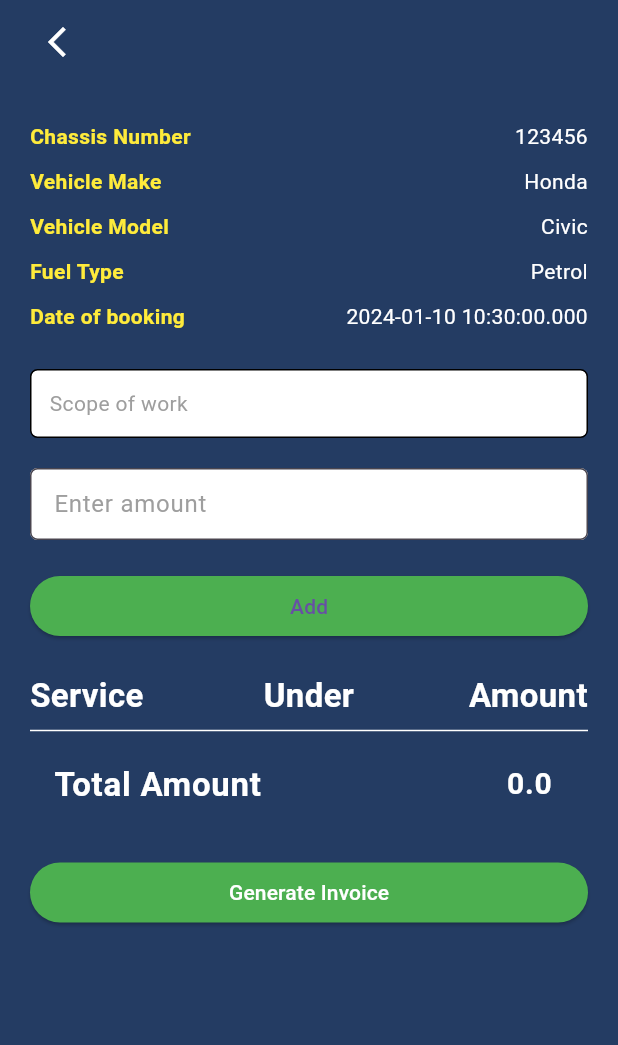
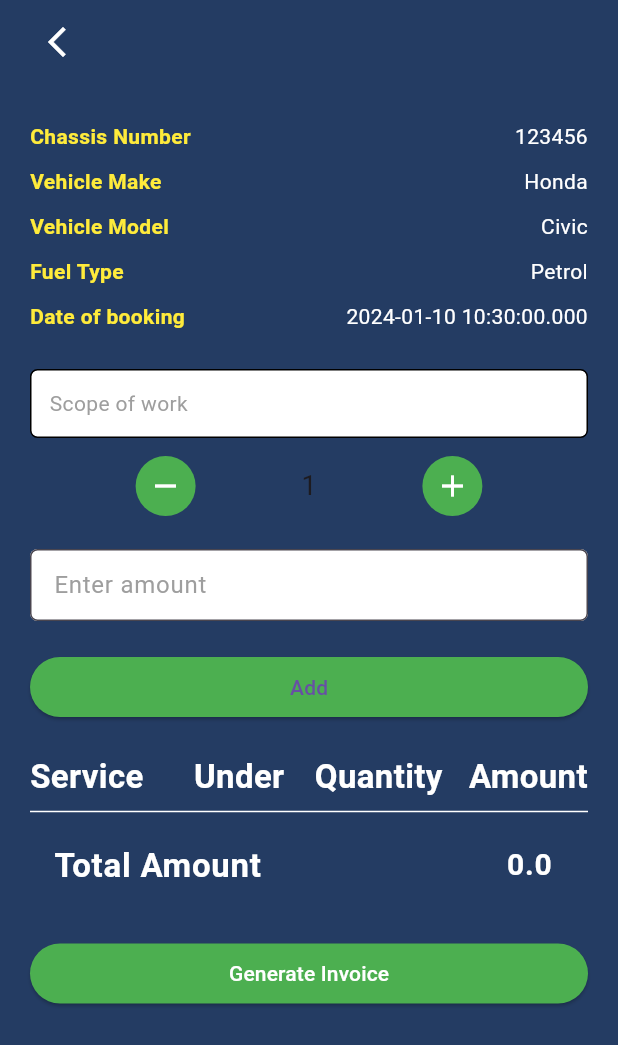
Before and after one commit to SwagatGogoi110/amc-clone, a Flutter app: the BookingPage screen opened directly, on a phone screen of 412 x 824 dp. Shown: the top 1045 px of the screen. Run offline on Flutter 3.47's test engine with Material 3 defaults, Android fonts, the phone set to English and light mode, and no system bars; our stand-ins replace flutter_svg, google_fonts, open_file, pdf.

```diff
--- a/lib/screens/booking_page.dart
+++ b/lib/screens/booking_page.dart
@@ -1,4 +1,5 @@
 import 'package:amcdemo/screens/details_page.dart';
+import 'package:amcdemo/widgets/counter.dart';
 import 'package:flutter/material.dart';
 
 class BookingPage extends StatefulWidget {
@@ -20,6 +21,13 @@ class _BookingPageState extends State<BookingPage> {
     'Option 7',
     'Option 12',
   ];
+
+  Map<String, String> optionToServiceType = {
+    'Option 1': 'AMC',
+    'Option 2': 'Repair',
+    'Option 3': 'AMC',
+    // Add more mappings as needed
+  };
   String? selectedDropDownOption;
 
   Map<String, dynamic> vehicleDetails = {
@@ -51,6 +59,7 @@ class _BookingPageState extends State<BookingPage> {
     super.dispose();
   }
 
+  int quantity = 1;
   @override
   Widget build(BuildContext context) {
     return Container(
@@ -162,11 +171,27 @@ class _BookingPageState extends State<BookingPage> {
                                   ),
                                 ],
                               ),
+
+
                           ],
                         ),
                       ),
                     ),
                   ],
+                ),
+                SizedBox(height: 10),
+                Container(
+                  padding: const EdgeInsets.symmetric(vertical: 2.0),
+                  child: SimpleCounter(
+                    onChanged: (value){
+                      setState(() {
+                        quantity = value;
+                      });
+                    },
+                    initialValue: quantity,
+                    minValue: 1,
+                    maxValue: 99,
+                  ),
                 ),
                 const SizedBox(height: 20.0),
                 TextField(
@@ -193,8 +218,9 @@ class _BookingPageState extends State<BookingPage> {
                       if (amount != null) {
                         serviceList.add({
                           'Service': selectedScope,
-                          'Under': '0 of 0',
-                          'Amount': amount,
+                          'Under': optionToServiceType[selectedScope] ?? '',
+                          'Quantity': quantity,
+                          'Amount': amount! * quantity,
                         });
                         totalAmount += amount!;
                         selectedScope = initialSelectedScope;
@@ -238,6 +264,16 @@ class _BookingPageState extends State<BookingPage> {
                           ),
                           Expanded(
                             child: Text(
+                              'Quantity',
+                              style: TextStyle(
+                                  fontWeight: FontWeight.bold,
+                                  fontSize: 22,
+                                  color: Colors.white),
+                              textAlign: TextAlign.center,
+                            ),
+                          ),
+                          Expanded(
+                            child: Text(
                               'Amount',
                               style: TextStyle(
                                   fontWeight: FontWeight.bold,
@@ -266,6 +302,14 @@ class _BookingPageState extends State<BookingPage> {
                             Expanded(
                               child: Text(
                                 service['Under'].toString(),
+                                textAlign: TextAlign.center,
+                                style: const TextStyle(
+                                    color: Colors.white, fontSize: 15),
+                              ),
+                            ),
+                            Expanded(
+                              child: Text(
+                                service['Quantity'].toString(),
                                 textAlign: TextAlign.center,
                                 style: const TextStyle(
                                     color: Colors.white, fontSize: 15),
@@ -339,8 +383,9 @@ class _BookingPageState extends State<BookingPage> {
 
     widgets.addAll(
       matchingOptions.map((option) {
+        String serviceType = optionToServiceType[option] ?? '';
         return ListTile(
-          title: Text(option),
+          title: Text('$option - $serviceType'),
           onTap: () {
             setState(() {
               selectedScope = option;
--- /dev/null
+++ b/lib/widgets/counter.dart
@@ -0,0 +1,77 @@
+import 'package:flutter/material.dart';
+
+class SimpleCounter extends StatefulWidget {
+  final ValueChanged<int> onChanged;
+  final int initialValue;
+  final int minValue;
+  final int maxValue;
+
+  const SimpleCounter({
+    required this.onChanged,
+    this.initialValue = 1,
+    this.minValue = 1,
+    this.maxValue = 99,
+  });
+
+  @override
+  _SimpleCounterState createState() => _SimpleCounterState();
+}
+
+class _SimpleCounterState extends State<SimpleCounter> {
+  late int _counter;
+
+  @override
+  void initState() {
+    super.initState();
+    _counter = widget.initialValue;
+  }
+
+  @override
+  Widget build(BuildContext context) {
+    return Row(
+      mainAxisAlignment: MainAxisAlignment.spaceEvenly,
+      children: [
+        GestureDetector(
+          onTap: () {
+            if (_counter > widget.minValue) {
+              setState(() {
+                _counter--;
+                widget.onChanged(_counter);
+              });
+            }
+          },
+          child: Container(
+            padding: const EdgeInsets.all(8.0),
+            decoration: BoxDecoration(
+              shape: BoxShape.circle,
+              color: Colors.green,
+            ),
+            child: const Icon(Icons.remove, color: Colors.white),
+          ),
+        ),
+        Text(
+          '$_counter',
+          style: const TextStyle(fontSize: 18),
+        ),
+        GestureDetector(
+          onTap: () {
+            if (_counter < widget.maxValue) {
+              setState(() {
+                _counter++;
+                widget.onChanged(_counter);
+              });
+            }
+          },
+          child: Container(
+            padding: const EdgeInsets.all(8.0),
+            decoration: BoxDecoration(
+              shape: BoxShape.circle,
+              color: Colors.green,
+            ),
+            child: const Icon(Icons.add, color: Colors.white),
+          ),
+        ),
+      ],
+    );
+  }
+}
```
